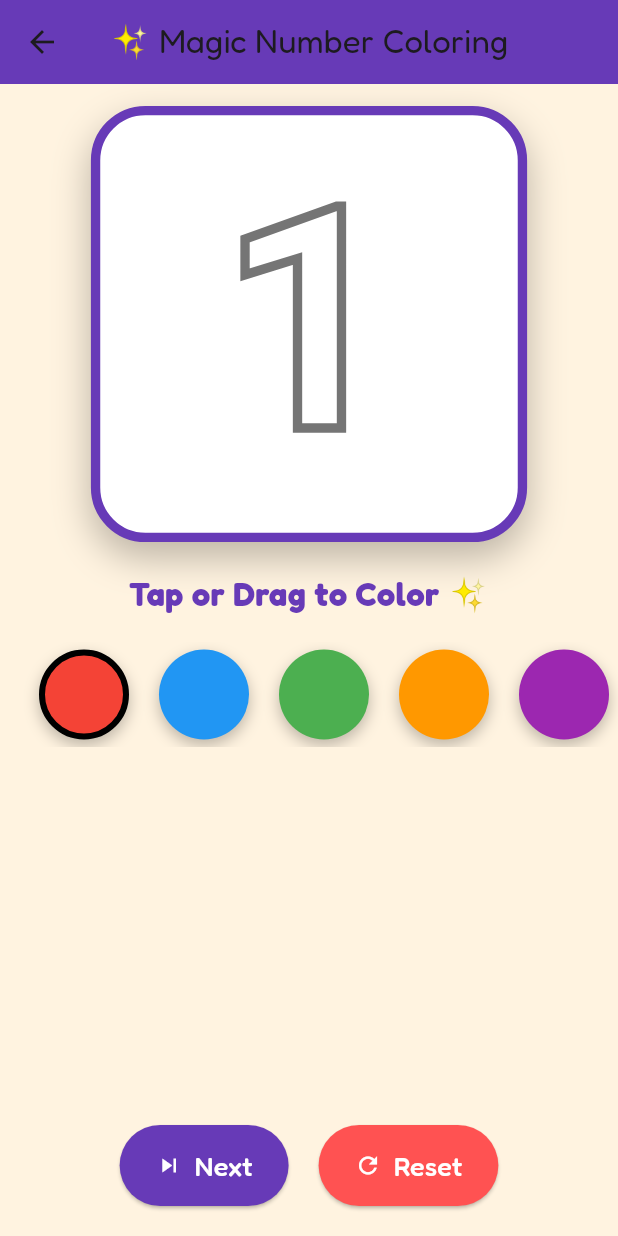
After one commit to argadenil/zinzy, a Flutter app: the NumberColoringScreen screen opened directly, after a tap on "Next", on a phone screen of 412 x 824 dp. The commit adds this screen. Run offline on Flutter 3.47's test engine with Material 3 defaults, Android fonts, the phone set to English and light mode, and no system bars; our stand-ins replace audioplayers, confetti, flutter_tts, google_fonts, lottie, rive.

Commit message:
changes added

```diff
--- /dev/null
+++ b/lib/screens/numbers/subscreens/numberColoring.dart
@@ -0,0 +1,271 @@
+import 'dart:math';
+import 'package:flutter/material.dart';
+
+class NumberColoringScreen extends StatefulWidget {
+  const NumberColoringScreen({super.key});
+
+  @override
+  State<NumberColoringScreen> createState() => _NumberColoringScreenState();
+}
+
+class _NumberColoringScreenState extends State<NumberColoringScreen>
+    with TickerProviderStateMixin {
+  int currentNumber = 1;
+  Color selectedColor = Colors.red;
+  final Random _random = Random();
+
+  late AnimationController _pulseController;
+  late Animation<double> _pulseAnimation;
+
+  final List<Color> colors = [
+    Colors.red,
+    Colors.blue,
+    Colors.green,
+    Colors.orange,
+    Colors.purple,
+    Colors.pink,
+    Colors.yellow,
+    Colors.teal,
+    Colors.cyan,
+  ];
+
+  final List<Offset> _splashes = [];
+
+  @override
+  void initState() {
+    super.initState();
+
+    _pulseController = AnimationController(
+      vsync: this,
+      duration: const Duration(milliseconds: 900),
+    )..repeat(reverse: true);
+
+    _pulseAnimation = Tween<double>(begin: 1.0, end: 1.08).animate(
+      CurvedAnimation(parent: _pulseController, curve: Curves.easeInOut),
+    );
+  }
+
+  @override
+  void dispose() {
+    _pulseController.dispose();
+    super.dispose();
+  }
+
+  void nextNumber() {
+    setState(() {
+      currentNumber = _random.nextInt(10) + 1;
+      _splashes.clear();
+    });
+  }
+
+  void addSplash(Offset localPos) {
+    setState(() {
+      _splashes.add(localPos);
+    });
+  }
+
+  @override
+  Widget build(BuildContext context) {
+    return Scaffold(
+      backgroundColor: const Color(0xFFFFF3E0),
+      appBar: AppBar(
+        title: const Text("✨ Magic Number Coloring"),
+        backgroundColor: Colors.deepPurple,
+        centerTitle: true,
+        elevation: 0,
+      ),
+      body: Column(
+        children: [
+          const SizedBox(height: 20),
+
+          // Animated Number Area
+          ScaleTransition(
+            scale: _pulseAnimation,
+            child: GestureDetector(
+              onPanDown: (d) => addSplash(d.localPosition),
+              onPanUpdate: (d) => addSplash(d.localPosition),
+              child: Container(
+                height: 280,
+                width: 280,
+                decoration: BoxDecoration(
+                  color: Colors.white,
+                  borderRadius: BorderRadius.circular(35),
+                  border: Border.all(color: Colors.deepPurple, width: 6),
+                  boxShadow: const [
+                    BoxShadow(
+                      color: Colors.black26,
+                      blurRadius: 20,
+                      offset: Offset(0, 10),
+                    ),
+                  ],
+                ),
+                child: CustomPaint(
+                  painter: _NumberPainter(
+                    number: currentNumber,
+                    color: selectedColor,
+                    splashes: _splashes,
+                  ),
+                ),
+              ),
+            ),
+          ),
+
+          const SizedBox(height: 24),
+
+          const Text(
+            "Tap or Drag to Color ✨",
+            style: TextStyle(
+              fontSize: 22,
+              fontWeight: FontWeight.bold,
+              color: Colors.deepPurple,
+            ),
+          ),
+
+          const SizedBox(height: 16),
+
+          // Color Palette
+          SizedBox(
+            height: 70,
+            child: ListView.builder(
+              scrollDirection: Axis.horizontal,
+              padding: const EdgeInsets.symmetric(horizontal: 16),
+              itemCount: colors.length,
+              itemBuilder: (context, index) {
+                final color = colors[index];
+                return GestureDetector(
+                  onTap: () => setState(() => selectedColor = color),
+                  child: Container(
+                    margin: const EdgeInsets.symmetric(horizontal: 10),
+                    width: 60,
+                    height: 60,
+                    decoration: BoxDecoration(
+                      color: color,
+                      shape: BoxShape.circle,
+                      border: Border.all(
+                        color: selectedColor == color
+                            ? Colors.black
+                            : Colors.transparent,
+                        width: 4,
+                      ),
+                      boxShadow: const [
+                        BoxShadow(
+                          color: Colors.black26,
+                          blurRadius: 8,
+                          offset: Offset(0, 4),
+                        ),
+                      ],
+                    ),
+                  ),
+                );
+              },
+            ),
+          ),
+
+          const Spacer(),
+
+          // Controls
+          Padding(
+            padding: const EdgeInsets.only(bottom: 20),
+            child: Row(
+              mainAxisAlignment: MainAxisAlignment.center,
+              children: [
+                ElevatedButton.icon(
+                  style: ElevatedButton.styleFrom(
+                    backgroundColor: Colors.deepPurple,
+                    padding: const EdgeInsets.symmetric(
+                      horizontal: 24,
+                      vertical: 14,
+                    ),
+                    shape: RoundedRectangleBorder(
+                      borderRadius: BorderRadius.circular(30),
+                    ),
+                  ),
+                  onPressed: nextNumber,
+                  icon: const Icon(Icons.skip_next, color: Colors.white),
+                  label: const Text(
+                    "Next",
+                    style: TextStyle(fontSize: 18, color: Colors.white),
+                  ),
+                ),
+                const SizedBox(width: 20),
+                ElevatedButton.icon(
+                  style: ElevatedButton.styleFrom(
+                    backgroundColor: Colors.redAccent,
+                    padding: const EdgeInsets.symmetric(
+                      horizontal: 24,
+                      vertical: 14,
+                    ),
+                    shape: RoundedRectangleBorder(
+                      borderRadius: BorderRadius.circular(30),
+                    ),
+                  ),
+                  onPressed: () {
+                    setState(() => _splashes.clear());
+                  },
+                  icon: const Icon(Icons.refresh, color: Colors.white),
+                  label: const Text(
+                    "Reset",
+                    style: TextStyle(fontSize: 18, color: Colors.white),
+                  ),
+                ),
+              ],
+            ),
+          ),
+        ],
+      ),
+    );
+  }
+}
+
+class _NumberPainter extends CustomPainter {
+  final int number;
+  final Color color;
+  final List<Offset> splashes;
+
+  _NumberPainter({
+    required this.number,
+    required this.color,
+    required this.splashes,
+  });
+
+  @override
+  void paint(Canvas canvas, Size size) {
+    // Number paint
+    final textPainter = TextPainter(
+      text: TextSpan(
+        text: number.toString(),
+        style: TextStyle(
+          fontSize: 200,
+          fontWeight: FontWeight.bold,
+          foreground: Paint()
+            ..style = PaintingStyle.stroke
+            ..strokeWidth = 6
+            ..color = Colors.black54,
+        ),
+      ),
+      textDirection: TextDirection.ltr,
+    );
+
+    textPainter.layout();
+    final offset = Offset(
+      (size.width - textPainter.width) / 2,
+      (size.height - textPainter.height) / 2.3,
+    );
+
+    // Draw outline
+    textPainter.paint(canvas, offset);
+
+    // Glow paint
+    final glowPaint = Paint()
+      ..color = color.withOpacity(0.4)
+      ..maskFilter = const MaskFilter.blur(BlurStyle.normal, 12);
+
+    // Draw color splashes
+    for (final splash in splashes) {
+      canvas.drawCircle(splash, 25, glowPaint);
+    }
+  }
+
+  @override
+  bool shouldRepaint(covariant CustomPainter oldDelegate) => true;
+}
```
Also changed, not shown: lib/screens/numbers/numebers.dart (+8 -7 lines), lib/screens/numbers/subscreens/numberPuzzle.dart (added, +285 -0 lines).
